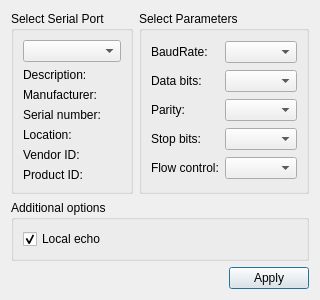
Qt form settingsdialog.ui (fryn3/comportQt) before a commit.
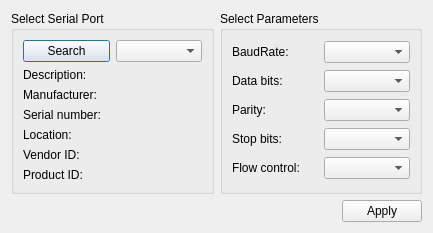
The same form after that commit.

```diff
--- a/settingsdialog.ui
+++ b/settingsdialog.ui
@@ -6,14 +6,75 @@
    <rect>
     <x>0</x>
     <y>0</y>
-    <width>281</width>
-    <height>262</height>
+    <width>433</width>
+    <height>224</height>
    </rect>
   </property>
   <property name="windowTitle">
    <string>Settings</string>
   </property>
   <layout class="QGridLayout" name="gridLayout_3">
+   <item row="0" column="0">
+    <widget class="QGroupBox" name="selectBox">
+     <property name="title">
+      <string>Select Serial Port</string>
+     </property>
+     <layout class="QGridLayout" name="gridLayout">
+      <item row="0" column="0">
+       <widget class="QPushButton" name="btnSearch">
+        <property name="text">
+         <string>Search</string>
+        </property>
+       </widget>
+      </item>
+      <item row="0" column="1">
+       <widget class="QComboBox" name="serialPortInfoListBox"/>
+      </item>
+      <item row="1" column="0" colspan="2">
+       <widget class="QLabel" name="descriptionLabel">
+        <property name="text">
+         <string>Description:</string>
+        </property>
+       </widget>
+      </item>
+      <item row="2" column="0" colspan="2">
+       <widget class="QLabel" name="manufacturerLabel">
+        <property name="text">
+         <string>Manufacturer:</string>
+        </property>
+       </widget>
+      </item>
+      <item row="3" column="0" colspan="2">
+       <widget class="QLabel" name="serialNumberLabel">
+        <property name="text">
+         <string>Serial number:</string>
+        </property>
+       </widget>
+      </item>
+      <item row="4" column="0" colspan="2">
+       <widget class="QLabel" name="locationLabel">
+        <property name="text">
+         <string>Location:</string>
+        </property>
+       </widget>
+      </item>
+      <item row="5" column="0" colspan="2">
+       <widget class="QLabel" name="vidLabel">
+        <property name="text">
+         <string>Vendor ID:</string>
+        </property>
+       </widget>
+      </item>
+      <item row="6" column="0" colspan="2">
+       <widget class="QLabel" name="pidLabel">
+        <property name="text">
+         <string>Product ID:</string>
+        </property>
+       </widget>
+      </item>
+     </layout>
+    </widget>
+   </item>
    <item row="0" column="1">
     <widget class="QGroupBox" name="parametersBox">
      <property name="title">
@@ -73,61 +134,7 @@
      </layout>
     </widget>
    </item>
-   <item row="0" column="0">
-    <widget class="QGroupBox" name="selectBox">
-     <property name="title">
-      <string>Select Serial Port</string>
-     </property>
-     <layout class="QGridLayout" name="gridLayout">
-      <item row="0" column="0">
-       <widget class="QComboBox" name="serialPortInfoListBox"/>
-      </item>
-      <item row="1" column="0">
-       <widget class="QLabel" name="descriptionLabel">
-        <property name="text">
-         <string>Description:</string>
-        </property>
-       </widget>
-      </item>
-      <item row="2" column="0">
-       <widget class="QLabel" name="manufacturerLabel">
-        <property name="text">
-         <string>Manufacturer:</string>
-        </property>
-       </widget>
-      </item>
-      <item row="3" column="0">
-       <widget class="QLabel" name="serialNumberLabel">
-        <property name="text">
-         <string>Serial number:</string>
-        </property>
-       </widget>
-      </item>
-      <item row="4" column="0">
-       <widget class="QLabel" name="locationLabel">
-        <property name="text">
-         <string>Location:</string>
-        </property>
-       </widget>
-      </item>
-      <item row="5" column="0">
-       <widget class="QLabel" name="vidLabel">
-        <property name="text">
-         <string>Vendor ID:</string>
-        </property>
-       </widget>
-      </item>
-      <item row="6" column="0">
-       <widget class="QLabel" name="pidLabel">
-        <property name="text">
-         <string>Product ID:</string>
-        </property>
-       </widget>
-      </item>
-     </layout>
-    </widget>
-   </item>
-   <item row="2" column="0" colspan="2">
+   <item row="1" column="0" colspan="2">
     <layout class="QHBoxLayout" name="horizontalLayout">
      <item>
       <spacer name="horizontalSpacer">
@@ -151,25 +158,6 @@
      </item>
     </layout>
    </item>
-   <item row="1" column="0" colspan="2">
-    <widget class="QGroupBox" name="additionalOptionsGroupBox">
-     <property name="title">
-      <string>Additional options</string>
-     </property>
-     <layout class="QVBoxLayout" name="verticalLayout">
-      <item>
-       <widget class="QCheckBox" name="localEchoCheckBox">
-        <property name="text">
-         <string>Local echo</string>
-        </property>
-        <property name="checked">
-         <bool>true</bool>
-        </property>
-       </widget>
-      </item>
-     </layout>
-    </widget>
-   </item>
   </layout>
  </widget>
  <resources/>
```
